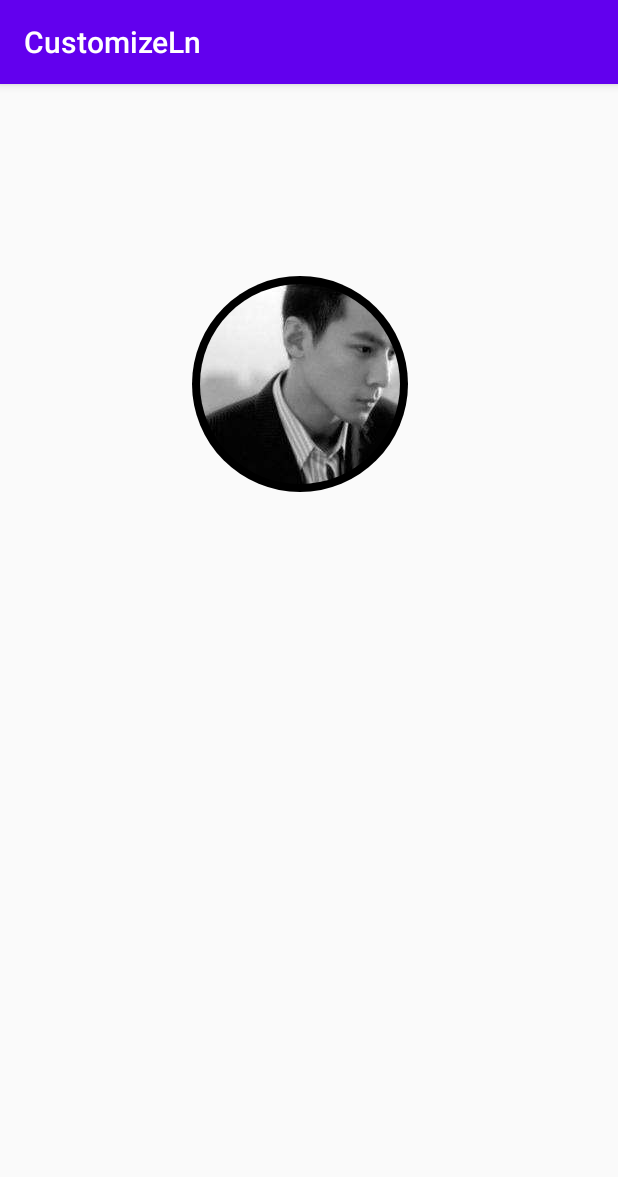
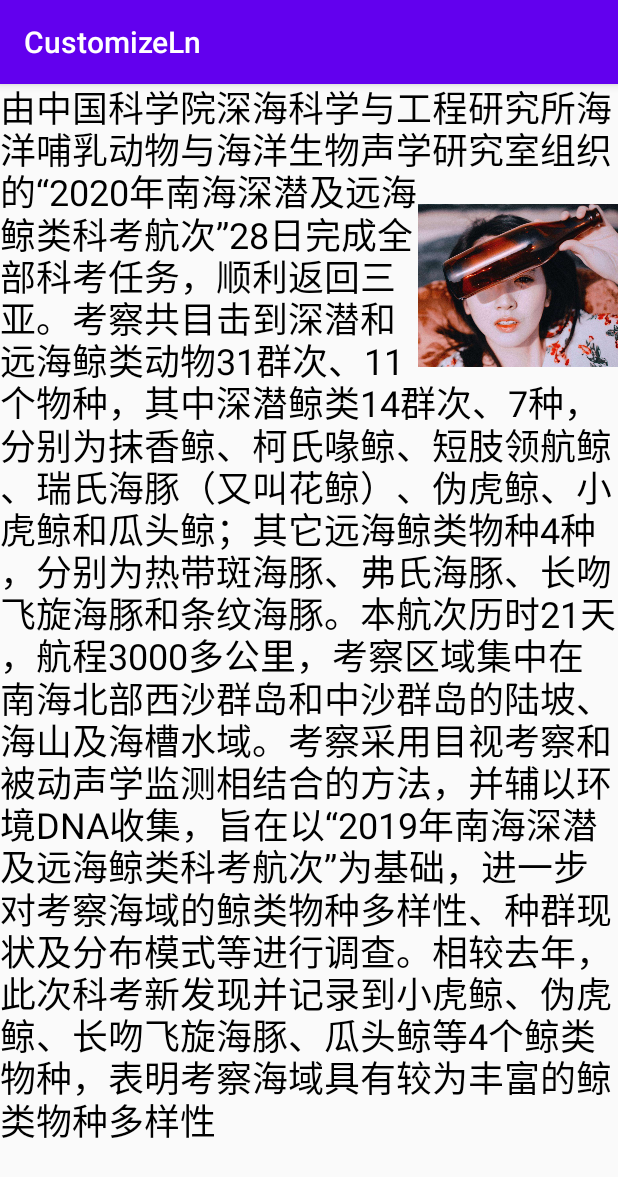
Before and after one commit to hnsojohnny/CustomizeLn, an Android app: the screen it shows after launch (MainActivity), on a phone screen of 412 x 824 dp. Shown: the top 1177 px of the screen. Run offline under Robolectric (Android 15) with nearby library versions, the phone set to English and light mode, and no system bars.

Commit message:
提交文字测量

```diff
--- a/app/src/main/java/com/customizeln/AvatarView.kt
+++ b/app/src/main/java/com/customizeln/AvatarView.kt
@@ -12,9 +12,9 @@ import androidx.annotation.RequiresApi
  * @date: 2020/7/22
  * @description:
  */
-val IMG_WIDTH = 200f.dp2px
-val PADDING = 200f.dp2px
-val STROKE_WIDTH = 8f.dp2px
+private val IMG_WIDTH = 200f.dp2px
+private val PADDING = 200f.dp2px
+private val STROKE_WIDTH = 8f.dp2px
 
 class AvatarView constructor(context: Context, attr: AttributeSet): View(context, attr) {
 
--- /dev/null
+++ b/app/src/main/java/com/customizeln/ImgAndTextView.kt
@@ -0,0 +1,67 @@
+package com.customizeln
+
+import android.content.Context
+import android.graphics.Bitmap
+import android.graphics.BitmapFactory
+import android.graphics.Canvas
+import android.graphics.Paint
+import android.text.TextPaint
+import android.util.AttributeSet
+import android.util.Log
+import android.view.View
+
+/**
+ * @author: hs-johnny
+ * @date: 2020/7/29
+ * @description:
+ */
+private val TEXT_SIZE = 36f.dp2px
+private val PADDING = 120f.dp2px
+private const val IMG_WIDTH = 200
+
+class ImgAndTextView constructor(context: Context, attr: AttributeSet?): View(context, attr){
+
+    constructor(context: Context): this(context, null)
+
+    private val text = "由中国科学院深海科学与工程研究所海洋哺乳动物与海洋生物声学研究室组织的“2020年南海深潜及远海鲸类科考航次”28日完成全部科考任务，顺利返回三亚。" +
+            "考察共目击到深潜和远海鲸类动物31群次、11个物种，其中深潜鲸类14群次、7种，分别为抹香鲸、柯氏喙鲸、短肢领航鲸、瑞氏海豚（又叫花鲸）、伪虎鲸、小虎鲸和瓜头鲸；" +
+            "其它远海鲸类物种4种，分别为热带斑海豚、弗氏海豚、长吻飞旋海豚和条纹海豚。本航次历时21天，航程3000多公里，考察区域集中在南海北部西沙群岛和中沙群岛的陆坡、海山及海槽水域。" +
+            "考察采用目视考察和被动声学监测相结合的方法，并辅以环境DNA收集，旨在以“2019年南海深潜及远海鲸类科考航次”为基础，进一步对考察海域的鲸类物种多样性、种群现状及分布模式等进行调查。" +
+            "相较去年，此次科考新发现并记录到小虎鲸、伪虎鲸、长吻飞旋海豚、瓜头鲸等4个鲸类物种，表明考察海域具有较为丰富的鲸类物种多样性"
+    private val paint = TextPaint(Paint.ANTI_ALIAS_FLAG).apply {
+        textSize = TEXT_SIZE
+    }
+    private val fontMetrics = paint.fontMetrics
+
+    override fun onDraw(canvas: Canvas) {
+        super.onDraw(canvas)
+        canvas.drawBitmap(getAvator(), (width - getAvator().width).toFloat(), PADDING, paint)
+        drawText(canvas)
+    }
+
+    fun getAvator(): Bitmap{
+        val options = BitmapFactory.Options()
+        options.inJustDecodeBounds = true
+        BitmapFactory.decodeResource(resources, R.drawable.avator, options)
+        options.inJustDecodeBounds = false
+        options.inDensity = options.outWidth
+        options.inTargetDensity = IMG_WIDTH
+        return BitmapFactory.decodeResource(resources, R.drawable.avator, options)
+    }
+
+    private fun drawText(canvas: Canvas){
+        var start = 0
+        var des = -fontMetrics.top
+        var count: Int
+        while (start < text.length){
+            count = if (des > PADDING && des - paint.fontSpacing < getAvator().height + PADDING){
+                paint.breakText(text, start, text.length, true, (width - getAvator().width).toFloat(), floatArrayOf(0f))
+            }else {
+                paint.breakText(text, start, text.length, true, width.toFloat(), floatArrayOf(0f))
+            }
+            canvas.drawText(text, start, start + count, 0f, des, paint)
+            start += count
+            des += paint.fontSpacing
+        }
+    }
+}
--- a/app/src/main/java/com/customizeln/Pie.kt
+++ b/app/src/main/java/com/customizeln/Pie.kt
@@ -12,7 +12,8 @@ import com.customizeln.dp2px
 import kotlin.math.cos
 import kotlin.math.sin
 
-val translate = 20f.dp2px
+private val translate = 20f.dp2px
+private val RADUIAS = 200f.dp2px
 
 class Pie(context: Context, attributeSet: AttributeSet) : View(context, attributeSet){
 
--- a/app/src/main/res/layout/activity_main.xml
+++ b/app/src/main/res/layout/activity_main.xml
@@ -6,7 +6,7 @@
     android:layout_height="match_parent"
     tools:context=".MainActivity">
 
-    <com.customizeln.AvatarView
+    <com.customizeln.ImgAndTextView
         android:layout_width="wrap_content"
         android:layout_height="wrap_content"
         app:layout_constraintBottom_toBottomOf="parent"
--- a/app/src/main/res/values/colors.xml
+++ b/app/src/main/res/values/colors.xml
@@ -3,4 +3,5 @@
     <color name="colorPrimary">#6200EE</color>
     <color name="colorPrimaryDark">#3700B3</color>
     <color name="colorAccent">#03DAC5</color>
+    <color name="gray">#708090</color>
 </resources>
```
Also changed, not shown: app/src/main/java/com/customizeln/PieAndTextView.kt (added, +61 -0 lines), app/src/main/java/com/customizeln/YBPView.kt (+7 -7 lines), app/src/main/res/drawable-xhdpi/avator.png (added).
